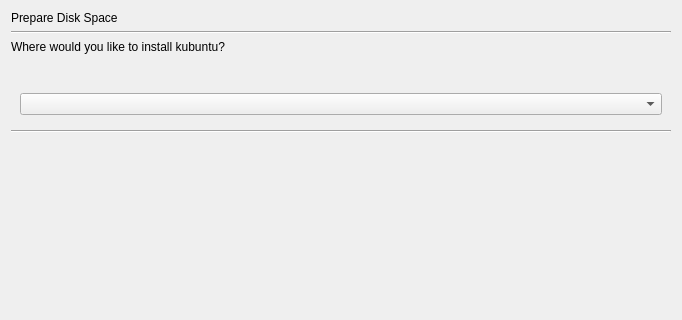
Qt form gui/qt/stepPartAuto.ui (chenhan1218/ubiquity) before a commit; both pictures show x 0 to 682 and y 0 to 320 of the 682 by 486 pixel window.
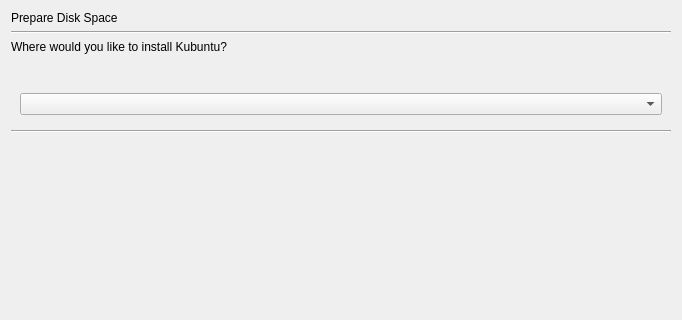
The same form after that commit.

Patch:
```diff
--- a/gui/qt/stepPartAuto.ui
+++ b/gui/qt/stepPartAuto.ui
@@ -31,7 +31,7 @@
    <item>
     <widget class="QLabel" name="part_auto_comment_label">
      <property name="text">
-      <string>Where would you like to install kubuntu?</string>
+      <string>Where would you like to install Kubuntu?</string>
      </property>
     </widget>
    </item>
```
